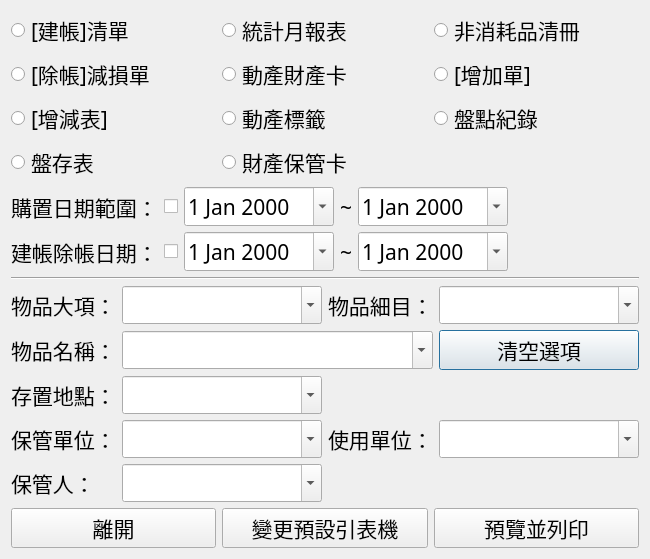
The window that myqtpy/printmenu.ui (alchenerd/hvhnonc) describes before a commit, drawn with Qt 5.
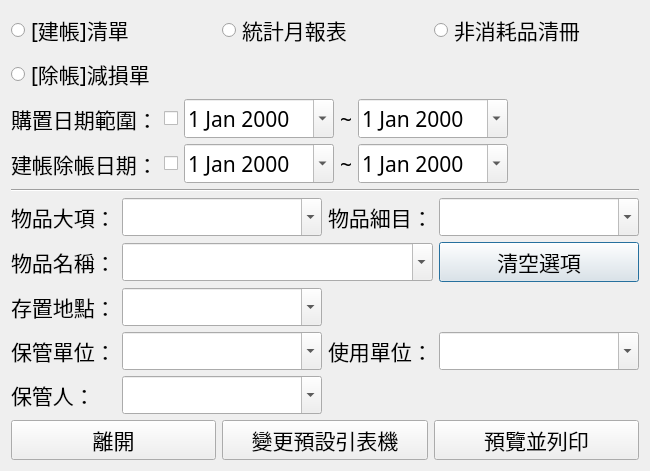
The same window after the commit.

Commit message: Remove unused options in print menu

Diff of the .ui file:
```diff
--- a/myqtpy/printmenu.ui
+++ b/myqtpy/printmenu.ui
@@ -7,7 +7,7 @@
     <x>0</x>
     <y>0</y>
     <width>648</width>
-    <height>536</height>
+    <height>421</height>
    </rect>
   </property>
   <property name="windowTitle">
@@ -16,45 +16,6 @@
   <layout class="QVBoxLayout" name="verticalLayout">
    <item>
     <layout class="QGridLayout" name="gridLayout">
-     <item row="1" column="2">
-      <widget class="QRadioButton" name="rb6">
-       <property name="font">
-        <font>
-         <family>微軟正黑體</family>
-         <pointsize>16</pointsize>
-        </font>
-       </property>
-       <property name="text">
-        <string>[增加單]</string>
-       </property>
-      </widget>
-     </item>
-     <item row="2" column="2">
-      <widget class="QRadioButton" name="rb9">
-       <property name="font">
-        <font>
-         <family>微軟正黑體</family>
-         <pointsize>16</pointsize>
-        </font>
-       </property>
-       <property name="text">
-        <string>盤點紀錄</string>
-       </property>
-      </widget>
-     </item>
-     <item row="2" column="1">
-      <widget class="QRadioButton" name="rb8">
-       <property name="font">
-        <font>
-         <family>微軟正黑體</family>
-         <pointsize>16</pointsize>
-        </font>
-       </property>
-       <property name="text">
-        <string>動產標籤</string>
-       </property>
-      </widget>
-     </item>
      <item row="1" column="0">
       <widget class="QRadioButton" name="rb4">
        <property name="font">
@@ -68,19 +29,6 @@
        </property>
       </widget>
      </item>
-     <item row="1" column="1">
-      <widget class="QRadioButton" name="rb5">
-       <property name="font">
-        <font>
-         <family>微軟正黑體</family>
-         <pointsize>16</pointsize>
-        </font>
-       </property>
-       <property name="text">
-        <string>動產財產卡</string>
-       </property>
-      </widget>
-     </item>
      <item row="0" column="1">
       <widget class="QRadioButton" name="rb2">
        <property name="font">
@@ -120,45 +68,6 @@
        </property>
       </widget>
      </item>
-     <item row="2" column="0">
-      <widget class="QRadioButton" name="rb7">
-       <property name="font">
-        <font>
-         <family>微軟正黑體</family>
-         <pointsize>16</pointsize>
-        </font>
-       </property>
-       <property name="text">
-        <string>[增減表]</string>
-       </property>
-      </widget>
-     </item>
-     <item row="3" column="0">
-      <widget class="QRadioButton" name="rb10">
-       <property name="font">
-        <font>
-         <family>微軟正黑體</family>
-         <pointsize>16</pointsize>
-        </font>
-       </property>
-       <property name="text">
-        <string>盤存表</string>
-       </property>
-      </widget>
-     </item>
-     <item row="3" column="1">
-      <widget class="QRadioButton" name="rb11">
-       <property name="font">
-        <font>
-         <family>微軟正黑體</family>
-         <pointsize>16</pointsize>
-        </font>
-       </property>
-       <property name="text">
-        <string>財產保管卡</string>
-       </property>
-      </widget>
-     </item>
     </layout>
    </item>
    <item>
```
Left out of the diff: 7 changed lines with no effect on the pictures. The commit also changes 1 other file.
